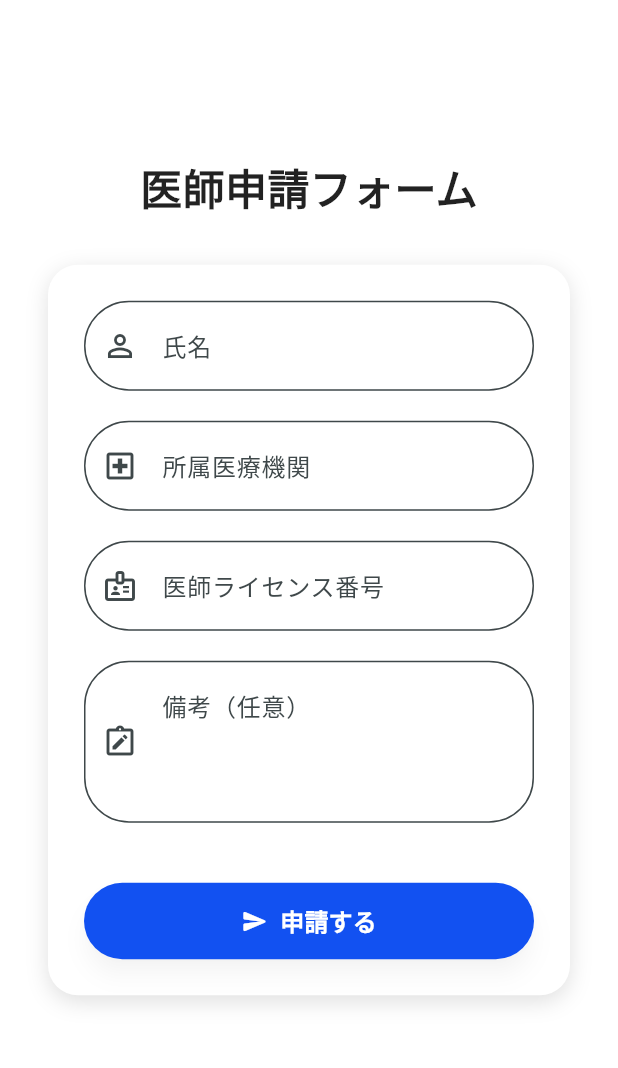
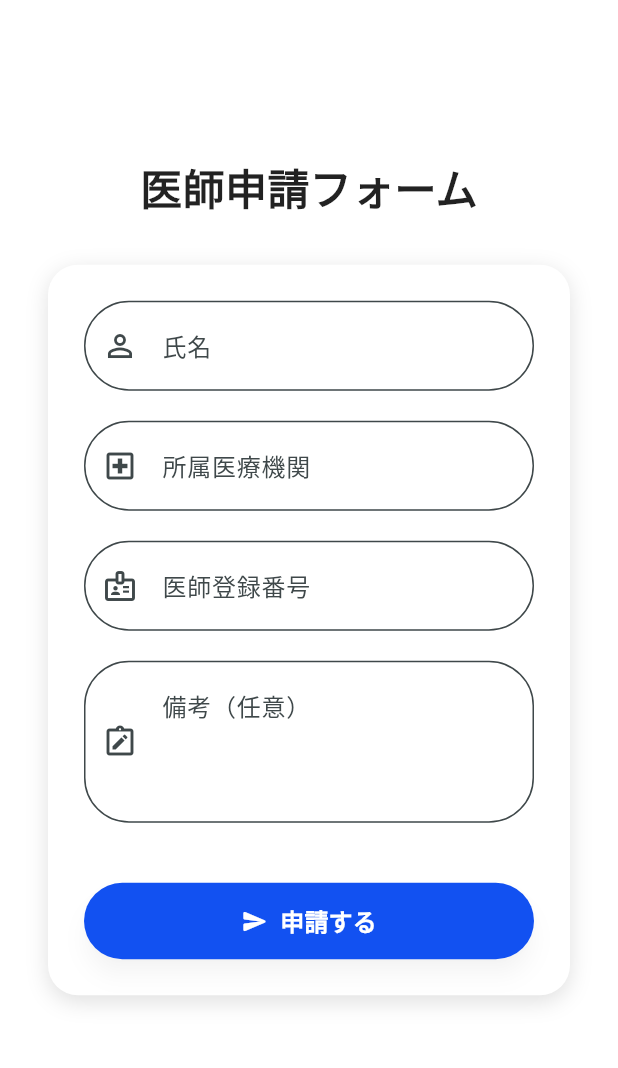
Before and after one commit to HiromuYamana/MIECAL, a Flutter app: the DoctorApplicationPage screen opened by its route, on a phone screen of 412 x 824 dp, the part 84-1152 px from its top. Run offline on Flutter 3.47's test engine with Material 3 defaults, Android fonts, the phone set to English and light mode, and no system bars; our stand-ins replace cloud_firestore, firebase_auth, firebase_core, google_fonts, google_sign_in, numberpicker and 3 more; missing offline and left inert: mobile_scanner; accounts and stored records are empty.

Commit message:
医者申請変更

```diff
--- a/lib/doctor_application_page.dart
+++ b/lib/doctor_application_page.dart
@@ -156,7 +156,7 @@ Widget build(BuildContext context) {
                     const SizedBox(height: 20),
                     _buildTextField(_hospitalController, '所属医療機関', Icons.local_hospital_outlined),
                     const SizedBox(height: 20),
-                    _buildTextField(_licenseNumberController, '医師ライセンス番号', Icons.badge_outlined),
+                    _buildTextField(_licenseNumberController, '医師登録番号', Icons.badge_outlined),
                     const SizedBox(height: 20),
                     TextFormField(
                       controller: _notesController,
```
